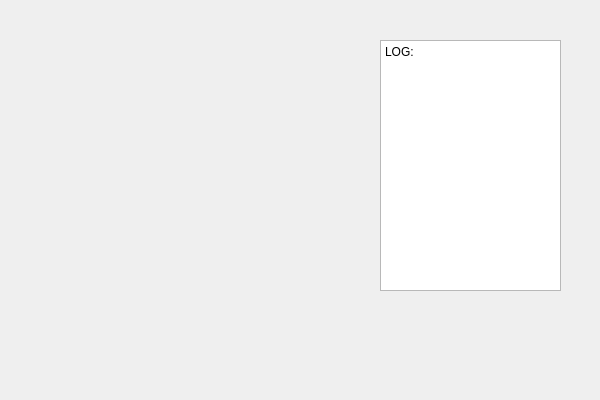
The window that qtwidgetsoctacq.ui (Zhangwusan3/QWidgetOCT) describes before a commit, drawn with Qt 5.
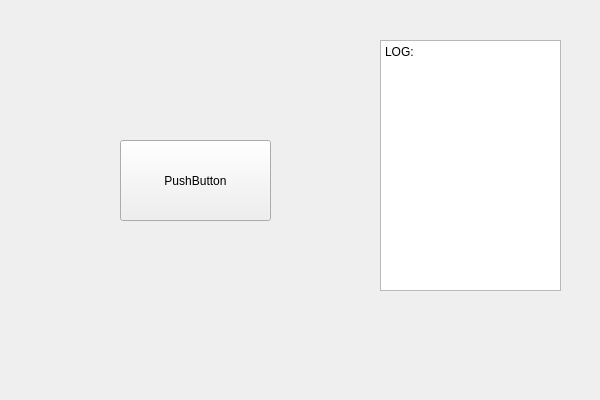
The same window after the commit.

Commit message: add a button to the widget

What changed in the file:
```diff
--- a/qtwidgetsoctacq.ui
+++ b/qtwidgetsoctacq.ui
@@ -26,6 +26,19 @@
     <string>LOG:</string>
    </property>
   </widget>
+  <widget class="QPushButton" name="pushButton">
+   <property name="geometry">
+    <rect>
+     <x>120</x>
+     <y>140</y>
+     <width>151</width>
+     <height>81</height>
+    </rect>
+   </property>
+   <property name="text">
+    <string>PushButton</string>
+   </property>
+  </widget>
  </widget>
  <layoutdefault spacing="6" margin="11"/>
  <resources>
```
The commit also changes 5 other files.
